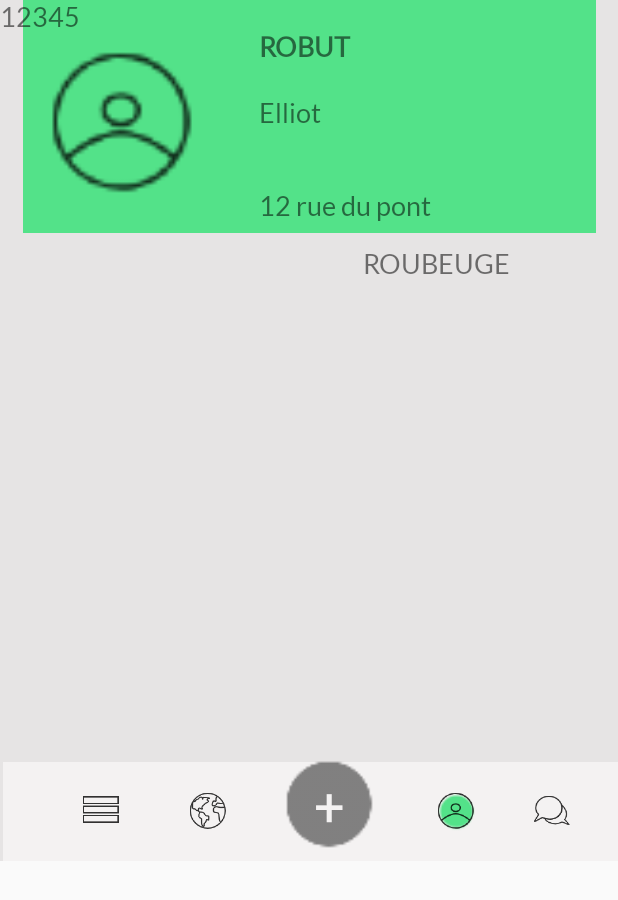
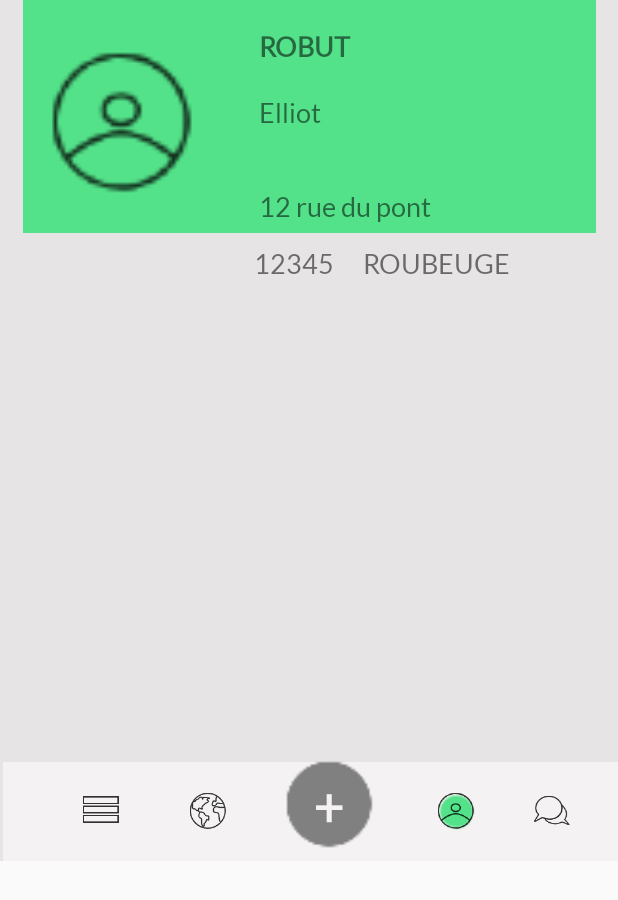
Before and after one commit to PierreBEGOUT/PFE_Giv-Eat, an Android app: the Profil screen opened directly, with no data from a screen before it, on a phone screen of 412 x 824 dp. Shown: the top 900 px of the screen. Run offline under Robolectric (Android 15) with nearby library versions, the phone set to English and light mode, and no system bars.

Commit message:
fixage code postal

```diff
--- a/app/src/main/res/layout/activity_profil.xml
+++ b/app/src/main/res/layout/activity_profil.xml
@@ -67,7 +67,7 @@
     <TextView
         android:id="@+id/adress"
         android:layout_width="138dp"
-        android:layout_height="25dp"
+        android:layout_height="22dp"
         android:layout_marginBottom="8dp"
         android:layout_marginEnd="8dp"
         android:layout_marginStart="8dp"
@@ -86,11 +86,19 @@
         android:id="@+id/code_postal"
         android:layout_width="wrap_content"
         android:layout_height="wrap_content"
+        android:layout_marginBottom="8dp"
+        android:layout_marginEnd="8dp"
+        android:layout_marginStart="8dp"
+        android:layout_marginTop="8dp"
         android:fontFamily="@font/lato"
         android:text="12345"
         android:textSize="18sp"
-        tools:layout_editor_absoluteX="157dp"
-        tools:layout_editor_absoluteY="113dp" />
+        app:layout_constraintBottom_toBottomOf="parent"
+        app:layout_constraintEnd_toEndOf="@+id/include"
+        app:layout_constraintHorizontal_bias="0.47"
+        app:layout_constraintStart_toStartOf="parent"
+        app:layout_constraintTop_toTopOf="parent"
+        app:layout_constraintVertical_bias="0.199" />
 
     <TextView
         android:id="@+id/textView8"
```
